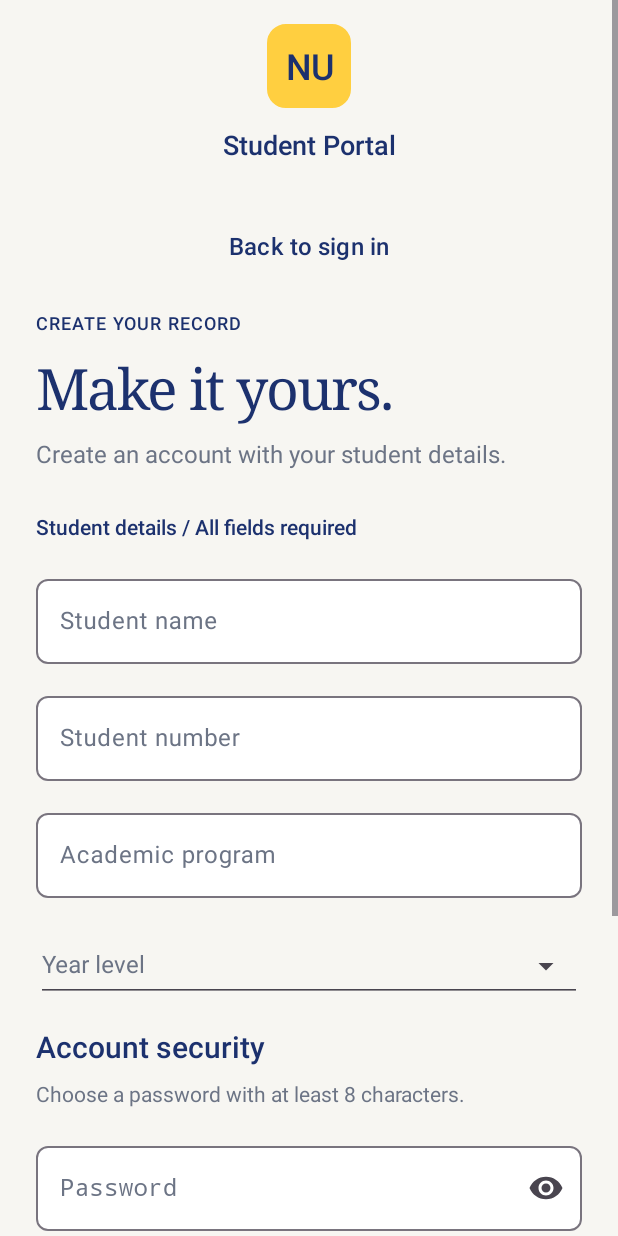
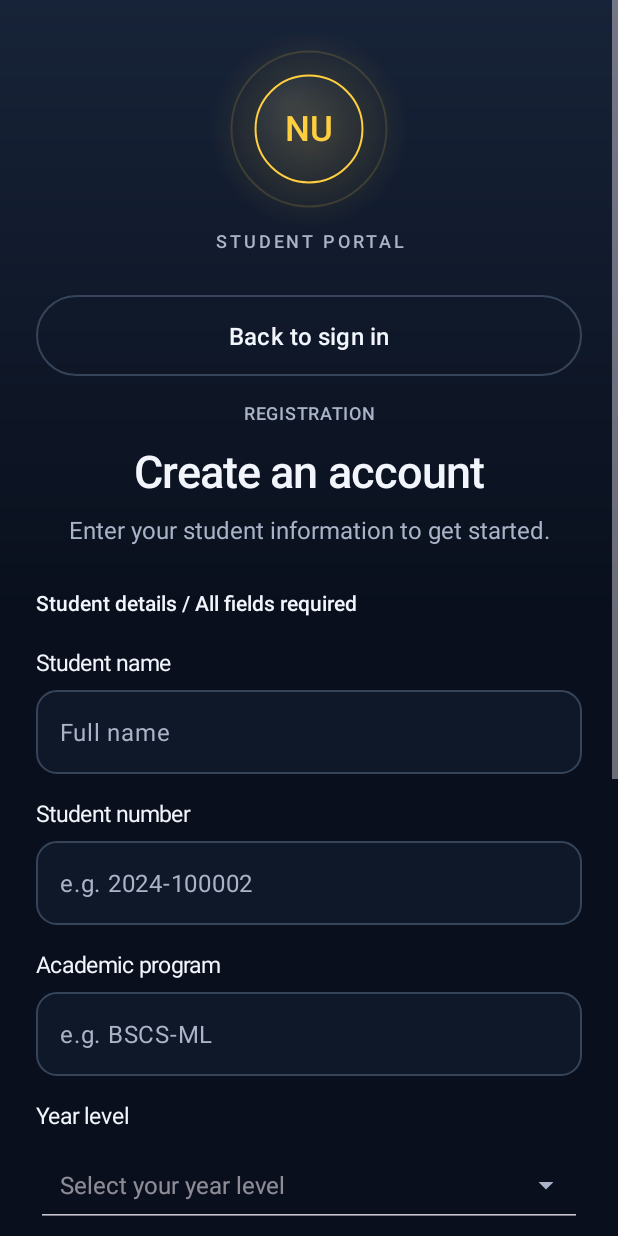
Before and after one commit to kstsu/AndroidApp, an Android app: the screen it shows after launch (MainActivity), after a tap on "New student? Create an account", on a phone screen of 412 x 824 dp. Run offline under Robolectric (Android 15) with nearby library versions, the phone set to English and light mode, and no system bars; 1 statement that could not run was skipped; 1 other tap on this screen came first.

Commit message:
Improved UI

```diff
--- a/app/src/main/java/com/example/studentinfoapp/MainActivity.java
+++ b/app/src/main/java/com/example/studentinfoapp/MainActivity.java
@@ -2,6 +2,10 @@ package com.example.studentinfoapp;
 
 import android.content.res.ColorStateList;
 import android.graphics.Color;
+import android.graphics.Canvas;
+import android.graphics.Paint;
+import android.graphics.RadialGradient;
+import android.graphics.Shader;
 import android.graphics.Typeface;
 import android.graphics.drawable.GradientDrawable;
 import android.os.Bundle;
@@ -14,6 +18,7 @@ import android.widget.AutoCompleteTextView;
 import android.widget.LinearLayout;
 import android.widget.ScrollView;
 import android.widget.TextView;
+import com.google.android.material.textfield.MaterialAutoCompleteTextView;
 
 import androidx.activity.OnBackPressedCallback;
 import androidx.appcompat.app.AppCompatActivity;
@@ -30,9 +35,11 @@ import com.google.android.material.textfield.TextInputLayout;
 public class MainActivity extends AppCompatActivity {
     private static final int BLUE = Color.rgb(28, 49, 110);
     private static final int YELLOW = Color.rgb(255, 207, 64);
-    private static final int INK = Color.rgb(28, 37, 57);
-    private static final int MUTED = Color.rgb(108, 116, 133);
-    private static final int CANVAS = Color.rgb(247, 246, 242);
+    private static final int INK = Color.rgb(242, 245, 252);
+    private static final int MUTED = Color.rgb(169, 180, 200);
+    private static final int CANVAS = Color.rgb(9, 15, 28);
+    private static final int SURFACE = Color.rgb(15, 24, 41);
+    private static final int BORDER = Color.rgb(54, 68, 90);
     private StudentStore store;
     private LinearLayout content;
     private TextView message;
@@ -62,7 +69,9 @@ public class MainActivity extends AppCompatActivity {
     private void page() {
         LinearLayout root = new LinearLayout(this);
         root.setOrientation(LinearLayout.VERTICAL);
-        root.setBackgroundColor(CANVAS);
+        GradientDrawable backdrop = new GradientDrawable(GradientDrawable.Orientation.TOP_BOTTOM,
+                new int[]{Color.rgb(23, 35, 56), CANVAS, CANVAS});
+        root.setBackground(backdrop);
         ViewCompat.setOnApplyWindowInsetsListener(root, (v, insets) -> {
             Insets bars = insets.getInsets(WindowInsetsCompat.Type.systemBars()
                     | WindowInsetsCompat.Type.ime());
@@ -73,23 +82,33 @@ public class MainActivity extends AppCompatActivity {
         scroll.setFillViewport(true);
         content = new LinearLayout(this);
         content.setOrientation(LinearLayout.VERTICAL);
-        content.setPadding(dp(24), dp(16), dp(24), dp(28));
-        scroll.addView(content, new ScrollView.LayoutParams(-1, -2));
+        content.setPadding(dp(24), dp(20), dp(24), dp(28));
+        // Constrain the form on tablets without fixing its height or clipping larger text.
+        android.widget.FrameLayout frame = new android.widget.FrameLayout(this);
+        final LinearLayout pageColumn = content;
+        frame.addView(content, new android.widget.FrameLayout.LayoutParams(-1, -2, Gravity.TOP | Gravity.CENTER_HORIZONTAL));
+        frame.addOnLayoutChangeListener((view, l, t, r, b, ol, ot, or, ob) -> {
+            int width = Math.min(r - l, dp(520));
+            if (pageColumn.getLayoutParams().width != width) {
+                android.view.ViewGroup.LayoutParams params = pageColumn.getLayoutParams();
+                params.width = width;
+                pageColumn.setLayoutParams(params);
+            }
+        });
+        scroll.addView(frame, new ScrollView.LayoutParams(-1, -2));
         root.addView(scroll, new LinearLayout.LayoutParams(-1, -1));
         setContentView(root);
-        ViewCompat.getWindowInsetsController(root).setAppearanceLightStatusBars(true);
-        ViewCompat.getWindowInsetsController(root).setAppearanceLightNavigationBars(true);
+        ViewCompat.getWindowInsetsController(root).setAppearanceLightStatusBars(false);
+        ViewCompat.getWindowInsetsController(root).setAppearanceLightNavigationBars(false);
 
         LinearLayout brand = new LinearLayout(this);
         brand.setOrientation(LinearLayout.VERTICAL);
         brand.setGravity(Gravity.CENTER);
-        TextView mark = text("NU", 24, BLUE, true);
-        mark.setGravity(Gravity.CENTER);
-        mark.setLetterSpacing(-0.04f);
-        mark.setBackground(surface(YELLOW, 12, YELLOW));
-        brand.addView(mark, new LinearLayout.LayoutParams(dp(56), dp(56)));
-        addGap(brand, 12);
-        TextView name = text("Student Portal", 18, BLUE, true);
+        View emblem = new PortalEmblem();
+        emblem.setImportantForAccessibility(View.IMPORTANT_FOR_ACCESSIBILITY_NO);
+        brand.addView(emblem, new LinearLayout.LayoutParams(dp(152), dp(132)));
+        TextView name = text("STUDENT PORTAL", 12, MUTED, true);
+        name.setLetterSpacing(0.16f);
         name.setGravity(Gravity.CENTER);
         brand.addView(name);
         content.addView(brand, new LinearLayout.LayoutParams(-1, -2));
@@ -97,39 +116,43 @@ public class MainActivity extends AppCompatActivity {
     }
 
     private void heading(String eyebrow, String title, String subtitle) {
-        TextView section = text(eyebrow, 12, BLUE, true);
-        section.setLetterSpacing(0.06f);
-        content.addView(section);
+        TextView section = text(eyebrow, 12, MUTED, true);
+        section.setLetterSpacing(0.04f);
+        section.setGravity(Gravity.CENTER);
+        content.addView(section, new LinearLayout.LayoutParams(-1, -2));
         space(10);
-        TextView display = text(title, 38, BLUE, false);
-        display.setTypeface(Typeface.create("serif", Typeface.NORMAL));
-        display.setLetterSpacing(-0.035f);
+        TextView display = text(title, 30, INK, true);
+        display.setGravity(Gravity.CENTER);
+        display.setLetterSpacing(-0.02f);
         ViewCompat.setAccessibilityHeading(display, true);
-        content.addView(display);
+        content.addView(display, new LinearLayout.LayoutParams(-1, -2));
         space(8);
-        content.addView(text(subtitle, 16, MUTED, false));
+        TextView summary = text(subtitle, 16, MUTED, false);
+        summary.setGravity(Gravity.CENTER);
+        content.addView(summary, new LinearLayout.LayoutParams(-1, -2));
         space(28);
     }
 
     private void showLogin() {
         registering = false;
         page();
-        TextView title = text("Welcome back", 30, BLUE, true);
+        TextView title = text("Welcome back", 30, INK, true);
         title.setGravity(Gravity.CENTER);
         ViewCompat.setAccessibilityHeading(title, true);
         content.addView(title, new LinearLayout.LayoutParams(-1, -2));
         space(8);
-        TextView description = text("Sign in to your student account.", 16, MUTED, false);
+        TextView description = text("Access your student profile and academic details.", 16, MUTED, false);
         description.setGravity(Gravity.CENTER);
         content.addView(description, new LinearLayout.LayoutParams(-1, -2));
         space(28);
         LinearLayout pageContent = content;
-        LinearLayout form = panel();
-        form.setBackground(surface(Color.WHITE, 16, Color.rgb(230, 231, 235)));
+        LinearLayout form = new LinearLayout(this);
+        form.setOrientation(LinearLayout.VERTICAL);
+        form.setLayoutParams(new LinearLayout.LayoutParams(-1, -2));
         pageContent.addView(form);
         content = form;
         TextInputEditText number = field("Student number", false, "2024-100001");
-        TextInputEditText password = field("Password", true, null);
+        TextInputEditText password = field("Password", true, "Enter your password");
         password.setImeOptions(android.view.inputmethod.EditorInfo.IME_ACTION_DONE);
         status();
         button("Sign in", true, v -> {
@@ -157,7 +180,7 @@ public class MainActivity extends AppCompatActivity {
         button("New student? Create an account", false, v -> showRegister());
         space(20);
         LinearLayout demo = panel();
-        demo.addView(text("Try a sample account", 16, BLUE, true));
+        demo.addView(text("Just exploring?", 16, INK, true));
         addGap(demo, 8);
         demo.addView(text("Student number: 2024-100001\nPassword: Student@123", 13, MUTED, false));
         MaterialButton fill = makeButton("Use sample credentials", false);
@@ -178,9 +201,9 @@ public class MainActivity extends AppCompatActivity {
         page();
         button("Back to sign in", false, v -> showLogin());
         space(16);
-        heading("CREATE YOUR RECORD", "Make it yours.",
-                "Create an account with your student details.");
-        content.addView(text("Student details / All fields required", 14, BLUE, true));
+        heading("REGISTRATION", "Create an account",
+                "Enter your student information to get started.");
+        content.addView(text("Student details / All fields required", 14, INK, true));
         space(20);
         TextInputEditText name = field("Student name", false, "Full name");
         name.setInputType(InputType.TYPE_CLASS_TEXT | InputType.TYPE_TEXT_FLAG_CAP_WORDS);
@@ -189,16 +212,22 @@ public class MainActivity extends AppCompatActivity {
         program.setInputType(InputType.TYPE_CLASS_TEXT | InputType.TYPE_TEXT_FLAG_CAP_CHARACTERS);
         TextInputLayout yearLayout = inputLayout("Year level");
         yearLayout.setEndIconMode(TextInputLayout.END_ICON_DROPDOWN_MENU);
-        AutoCompleteTextView year = new AutoCompleteTextView(this);
+        AutoCompleteTextView year = new MaterialAutoCompleteTextView(this);
+        year.setHint("Select your year level");
+        year.setMinimumHeight(dp(56));
+        year.setPadding(dp(16), dp(16), dp(16), dp(16));
         year.setInputType(InputType.TYPE_NULL);
         year.setTextColor(INK);
         year.setTextSize(16);
         year.setAdapter(new ArrayAdapter<>(this, android.R.layout.simple_dropdown_item_1line,
                 new String[]{"1st Year", "2nd Year", "3rd Year", "4th Year", "5th Year", "6th Year"}));
         yearLayout.addView(year, new LinearLayout.LayoutParams(-1, -2));
+        yearLayout.setHintEnabled(false);
+        year.setId(View.generateViewId());
+        ((TextView) yearLayout.getTag()).setLabelFor(year.getId());
         content.addView(yearLayout);
         space(16);
-        content.addView(text("Account security", 20, BLUE, true));
+        content.addView(text("Account security", 20, INK, true));
         space(8);
         content.addView(text("Choose a password with at least 8 characters.", 14, MUTED, false));
         space(20);
@@ -235,11 +264,11 @@ public class MainActivity extends AppCompatActivity {
     private void showProfile(StudentStore.Student student) {
         registering = false;
         page();
-        heading("MY STUDENT RECORD", "Hello, " + student.name.split(" ")[0] + ".",
-                "Your information, all in one place.");
+        heading("STUDENT OVERVIEW", "My profile",
+                "View your student information and academic record.");
         LinearLayout identity = panel();
-        identity.setBackground(surface(BLUE, 12, BLUE));
-        identity.addView(text("NU / STUDENT PROFILE", 12, YELLOW, true));
+        identity.setBackground(surface(Color.rgb(25, 42, 77), 20, BORDER));
+        identity.addView(text("STUDENT PROFILE", 12, YELLOW, true));
         addGap(identity, 12);
         identity.addView(text(student.name, 28, Color.WHITE, true));
         addGap(identity, 8);
@@ -274,7 +303,7 @@ public class MainActivity extends AppCompatActivity {
         if (divider) {
             addGap(parent, 18);
             View line = new View(this);
-            line.setBackgroundColor(Color.rgb(232, 235, 241));
+            line.setBackgroundColor(BORDER);
             parent.addView(line, new LinearLayout.LayoutParams(-1, dp(1)));
             addGap(parent, 18);
         }
@@ -283,11 +312,18 @@ public class MainActivity extends AppCompatActivity {
     private TextInputLayout inputLayout(String label) {
         TextInputLayout layout = new TextInputLayout(this, null,
                 com.google.android.material.R.attr.textInputOutlinedStyle);
-        layout.setHint(label);
+        TextView caption = text(label, 15, INK, false);
+        content.addView(caption);
+        space(8);
         layout.setBoxBackgroundMode(TextInputLayout.BOX_BACKGROUND_OUTLINE);
-        layout.setBoxCornerRadii(dp(8), dp(8), dp(8), dp(8));
-        layout.setBoxBackgroundColor(Color.WHITE);
-        layout.setBoxStrokeColor(BLUE);
+        layout.setBoxCornerRadii(dp(14), dp(14), dp(14), dp(14));
+        layout.setBoxBackgroundColor(SURFACE);
+        layout.setBoxStrokeColorStateList(new ColorStateList(
+                new int[][]{new int[]{android.R.attr.state_focused}, new int[]{}},
+                new int[]{YELLOW, BORDER}));
+        layout.setEndIconTintList(ColorStateList.valueOf(MUTED));
+        layout.setErrorTextColor(ColorStateList.valueOf(0xFFFFB4AB));
+        layout.setTag(caption);
         layout.setDefaultHintTextColor(ColorStateList.valueOf(MUTED));
         layout.setLayoutParams(new LinearLayout.LayoutParams(-1, -2));
         return layout;
@@ -301,19 +337,23 @@ public class MainActivity extends AppCompatActivity {
         edit.setImeOptions(android.view.inputmethod.EditorInfo.IME_ACTION_NEXT);
         edit.setTextSize(16);
         edit.setTextColor(INK);
+        edit.setHintTextColor(ColorStateList.valueOf(MUTED));
+        edit.setPadding(dp(16), dp(16), dp(16), dp(16));
         edit.setInputType(InputType.TYPE_CLASS_TEXT | (password
                 ? InputType.TYPE_TEXT_VARIATION_PASSWORD : InputType.TYPE_TEXT_VARIATION_NORMAL));
         edit.setId(View.generateViewId());
-        if (placeholder != null) layout.setPlaceholderText(placeholder);
+        ((TextView) layout.getTag()).setLabelFor(edit.getId());
+        if (placeholder != null) edit.setHint(placeholder);
         if (password) layout.setEndIconMode(TextInputLayout.END_ICON_PASSWORD_TOGGLE);
         layout.addView(edit, new LinearLayout.LayoutParams(-1, -2));
+        layout.setHintEnabled(false);
         content.addView(layout);
         space(16);
         return edit;
     }
 
     private void status() {
-        message = text("", 13, Color.rgb(165, 39, 39), false);
+        message = text("", 14, 0xFFFFB4AB, false);
         message.setAccessibilityLiveRegion(View.ACCESSIBILITY_LIVE_REGION_POLITE);
         message.setVisibility(View.GONE);
         content.addView(message);
@@ -326,7 +366,9 @@ public class MainActivity extends AppCompatActivity {
     }
 
     private void fieldError(TextInputEditText field, String explanation) {
-        field.setError(explanation);
+        if (field.getParent().getParent() instanceof TextInputLayout) {
+            ((TextInputLayout) field.getParent().getParent()).setError(explanation);
+        } else field.setError(explanation);
         field.requestFocus();
         field.post(() -> field.requestRectangleOnScreen(
                 new android.graphics.Rect(0, 0, field.getWidth(), field.getHeight()), false));
@@ -338,12 +380,16 @@ public class MainActivity extends AppCompatActivity {
         button.setTextSize(16);
         button.setAllCaps(false);
         button.setTypeface(Typeface.create("sans-serif-medium", Typeface.NORMAL));
-        button.setCornerRadius(dp(8));
+        button.setCornerRadius(dp(28));
         button.setElevation(0);
         button.setStateListAnimator(null);
-        button.setBackgroundTintList(ColorStateList.valueOf(primary ? BLUE : Color.TRANSPARENT));
-        button.setTextColor(primary ? Color.WHITE : BLUE);
-        button.setRippleColor(ColorStateList.valueOf(primary ? 0x33FFCF40 : 0x181C316E));
+        button.setBackgroundTintList(ColorStateList.valueOf(primary ? YELLOW : Color.TRANSPARENT));
+        button.setTextColor(primary ? CANVAS : INK);
+        button.setRippleColor(ColorStateList.valueOf(0x331C316E));
+        if (!primary) {
+            button.setStrokeWidth(dp(1));
+            button.setStrokeColor(ColorStateList.valueOf(BORDER));
+        }
         button.setMinimumHeight(dp(54));
         button.setInsetTop(0);
         button.setInsetBottom(0);
@@ -360,7 +406,7 @@ public class MainActivity extends AppCompatActivity {
         LinearLayout panel = new LinearLayout(this);
         panel.setOrientation(LinearLayout.VERTICAL);
         panel.setPadding(dp(20), dp(24), dp(20), dp(24));
-        panel.setBackground(surface(Color.rgb(239, 238, 232), 10, Color.rgb(239, 238, 232)));
+        panel.setBackground(surface(SURFACE, 18, BORDER));
         panel.setLayoutParams(new LinearLayout.LayoutParams(-1, -2));
         return panel;
     }
@@ -390,10 +436,39 @@ public class MainActivity extends AppCompatActivity {
         content.addView(footer, new LinearLayout.LayoutParams(-1, -2));
     }
 
-    private void rule(LinearLayout parent) {
-        View line = new View(this);
-        line.setBackgroundColor(0x331C316E);
-        parent.addView(line, new LinearLayout.LayoutParams(-1, dp(1)));
+    /** Lightweight vector emblem; no network assets, bitmaps or perpetual animation. */
+    private final class PortalEmblem extends View {
+        private final Paint paint = new Paint(Paint.ANTI_ALIAS_FLAG);
+        PortalEmblem() { super(MainActivity.this); }
+
+        @Override protected void onDraw(Canvas canvas) {
+            super.onDraw(canvas);
+            float cx = getWidth() / 2f, cy = getHeight() / 2f;
+            float radius = Math.min(getWidth(), getHeight()) * 0.27f;
+            paint.setShader(new RadialGradient(cx, cy, radius * 1.85f,
+                    new int[]{0x35FFCF40, 0x00FFCF40}, null, Shader.TileMode.CLAMP));
+            canvas.drawCircle(cx, cy, radius * 1.85f, paint);
+            paint.setShader(null);
+            paint.setStyle(Paint.Style.STROKE);
+            paint.setStrokeWidth(dp(1));
+            paint.setColor(0x25FFCF40);
+            canvas.drawCircle(cx, cy, radius * 1.45f, paint);
+            paint.setStyle(Paint.Style.FILL);
+            paint.setShader(new RadialGradient(cx - radius * 0.45f, cy - radius * 0.5f,
+                    radius * 1.65f, new int[]{0xFF647397, 0xFF243965, 0xFF101B31},
+                    new float[]{0f, 0.45f, 1f}, Shader.TileMode.CLAMP));
+            canvas.drawCircle(cx, cy, radius, paint);
+            paint.setShader(null);
+            paint.setStyle(Paint.Style.STROKE);
+            paint.setColor(YELLOW);
+            paint.setStrokeWidth(dp(1));
+            canvas.drawCircle(cx, cy, radius, paint);
+            paint.setStyle(Paint.Style.FILL);
+            paint.setTypeface(Typeface.create("sans-serif-medium", Typeface.NORMAL));
+            paint.setTextSize(dp(23));
+            paint.setTextAlign(Paint.Align.CENTER);
+            canvas.drawText("NU", cx, cy - (paint.ascent() + paint.descent()) / 2f, paint);
+        }
     }
 
     private String value(TextInputEditText edit) {
--- a/app/src/main/java/com/example/studentinfoapp/StudentStore.java
+++ b/app/src/main/java/com/example/studentinfoapp/StudentStore.java
@@ -21,8 +21,9 @@ final class StudentStore {
 
     StudentStore(Context context) {
         prefs = context.getSharedPreferences("student_accounts", Context.MODE_PRIVATE);
-        if (!exists("2024-100001")) {
-            save("2024-100001", "Alexandra Reyes", "BSCS-ML", "2nd Year", "Student@123");
+        if (!prefs.getBoolean("sample_jon_v1", false) || !exists("2024-100001")) {
+            save("2024-100001", "Jon Beltran", "BSCS-ML", "3rd Year", "Student@123");
+            prefs.edit().putBoolean("sample_jon_v1", true).apply();
         }
     }
 
--- a/app/src/main/res/values/themes.xml
+++ b/app/src/main/res/values/themes.xml
@@ -1,12 +1,16 @@
 <resources>
-    <style name="Base.Theme.StudentInfoApp" parent="Theme.Material3.Light.NoActionBar">
-        <item name="colorPrimary">#1C316E</item>
-        <item name="colorOnPrimary">#FFFFFF</item>
+    <style name="Base.Theme.StudentInfoApp" parent="Theme.Material3.Dark.NoActionBar">
+        <item name="colorPrimary">#FFCF40</item>
+        <item name="colorOnPrimary">#090F1C</item>
+        <item name="colorSurface">#0F1829</item>
+        <item name="colorOnSurface">#F2F5FC</item>
+        <item name="colorOnSurfaceVariant">#A9B4C8</item>
+        <item name="colorError">#FFB4AB</item>
         <item name="colorSecondary">#FFCF40</item>
         <item name="android:fontFamily">sans-serif</item>
-        <item name="android:windowLightStatusBar">true</item>
-        <item name="android:windowBackground">#F7F6F2</item>
-        <item name="android:colorAccent">#1C316E</item>
+        <item name="android:windowLightStatusBar">false</item>
+        <item name="android:windowBackground">#090F1C</item>
+        <item name="android:colorAccent">#FFCF40</item>
     </style>
     <style name="Theme.StudentInfoApp" parent="Base.Theme.StudentInfoApp" />
 </resources>
--- a/gradle.properties
+++ b/gradle.properties
@@ -15,3 +15,4 @@ org.gradle.jvmargs=-Xmx2048m -Dfile.encoding=UTF-8
 # phase entirely if nothing that affects the build configuration (such as build scripts)
 # has changed. Additionally, Gradle applies performance optimizations to task execution.
 org.gradle.configuration-cache=true
+org.gradle.java.home=C\:\\Program Files\\Android\\Android Studio\\jbr
```
Also changed, not shown: 4 other files.
